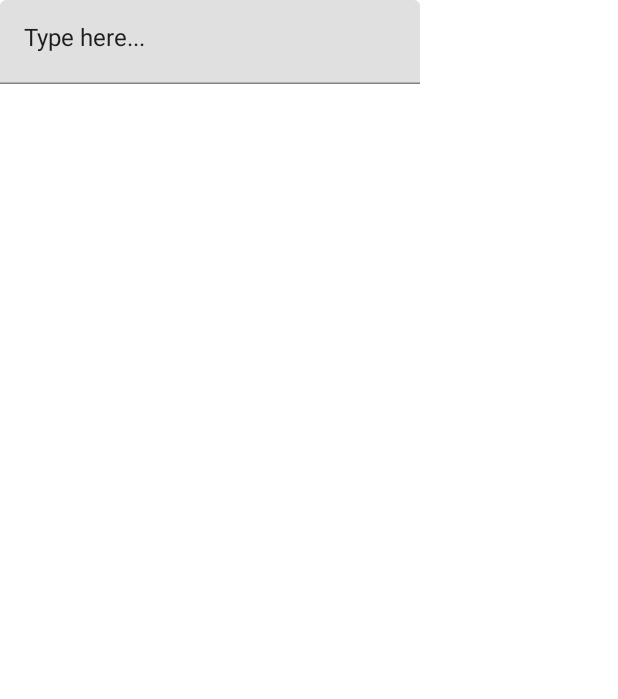
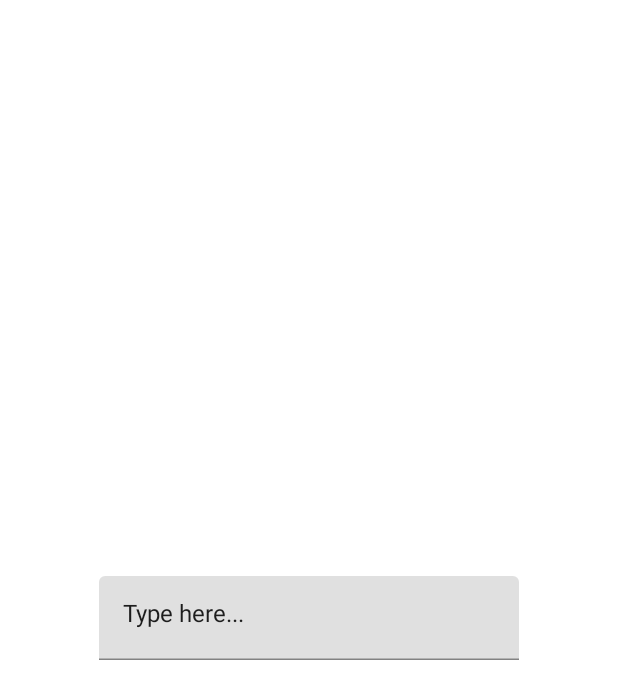
Before and after one commit to RujiraKongsomran/JC_TextFieldsLearn, an Android app built with Jetpack Compose: the screen it shows after launch (MainActivity), on a phone screen of 412 x 824 dp. Shown: the top 699 px of the screen. Run offline under Robolectric (Android 15) with nearby library versions, the phone set to English and light mode, and no system bars.

```diff
--- a/app/src/main/java/com/rujirakongsomran/jc_textfieldslearn/MainActivity.kt
+++ b/app/src/main/java/com/rujirakongsomran/jc_textfieldslearn/MainActivity.kt
@@ -3,11 +3,16 @@ package com.rujirakongsomran.jc_textfieldslearn
 import android.os.Bundle
 import androidx.activity.ComponentActivity
 import androidx.activity.compose.setContent
+import androidx.compose.foundation.layout.Arrangement
+import androidx.compose.foundation.layout.Column
+import androidx.compose.foundation.layout.fillMaxSize
 import androidx.compose.material.MaterialTheme
 import androidx.compose.material.Surface
 import androidx.compose.material.Text
 import androidx.compose.material.TextField
 import androidx.compose.runtime.Composable
+import androidx.compose.ui.Alignment
+import androidx.compose.ui.Modifier
 import androidx.compose.ui.tooling.preview.Preview
 import com.rujirakongsomran.jc_textfieldslearn.ui.theme.JC_TextFieldsLearnTheme
 
@@ -27,9 +32,17 @@ class MainActivity : ComponentActivity() {
 
 @Composable
 fun Greeting() {
-    TextField(
-        value = "Type here...",
-        onValueChange = {})
+    Column(
+        modifier = Modifier
+            .fillMaxSize(),
+        horizontalAlignment = Alignment.CenterHorizontally,
+        verticalArrangement = Arrangement.Center
+    ) {
+        TextField(
+            value = "Type here...",
+            onValueChange = {}
+        )
+    }
 }
 
 @Preview(showBackground = true)
```
